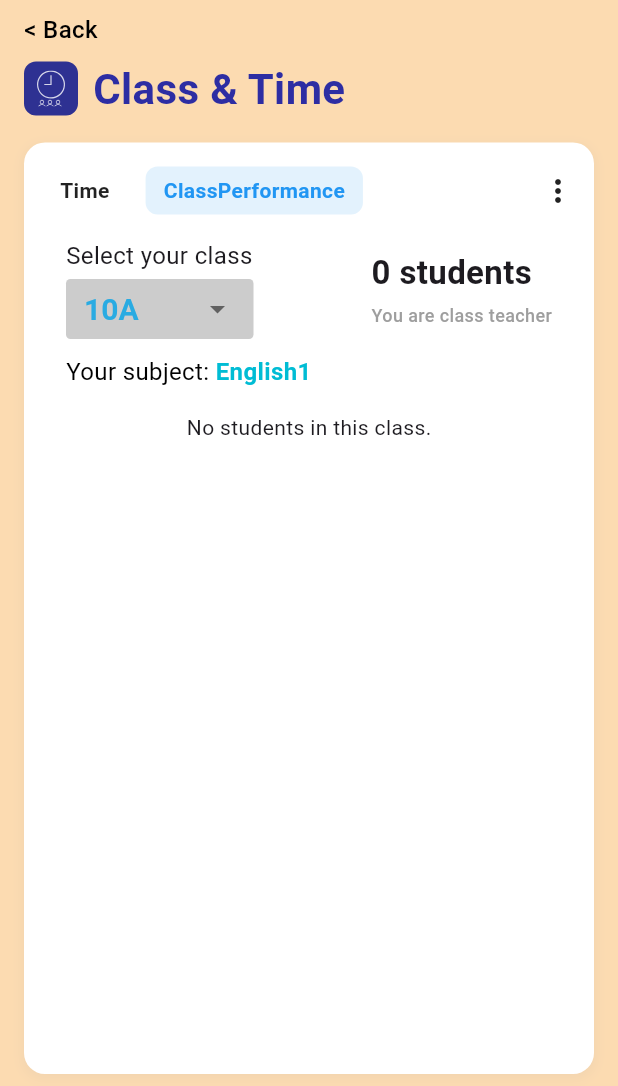
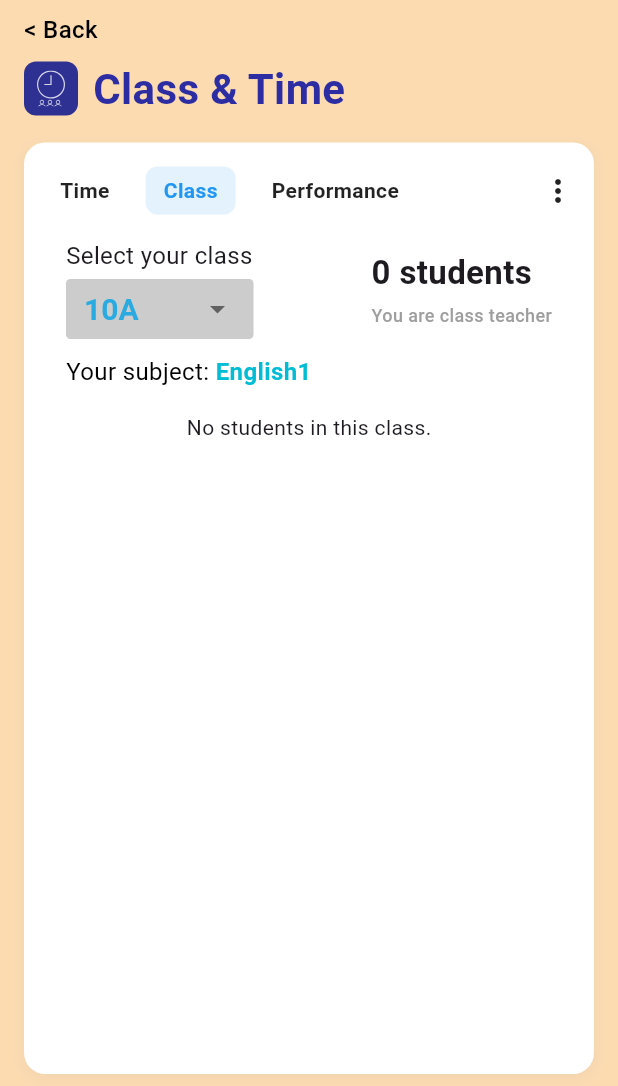
Before and after one commit to Sathiya-Developer007/EDLive-SchoolApp, a Flutter app: the ClassTimePageView screen opened by its route, swiped to page 2, on a phone screen of 412 x 824 dp, the part 150-1236 px from its top. Run offline on Flutter 3.47's test engine with Material 3 defaults, Android fonts, the phone set to English and light mode, and no system bars; our stand-ins replace flutter_svg, shared_preferences; accounts and stored records are empty; network calls fail.

Commit message:
Update class_time_pageview.dart

```diff
--- a/lib/screens/teachers/class_time_pageview.dart
+++ b/lib/screens/teachers/class_time_pageview.dart
@@ -183,9 +183,27 @@ class _ClassTimePageViewState extends State<ClassTimePageView> {
                                     borderRadius: BorderRadius.circular(8),
                                   ),
                                   child: Text(
-                                    'ClassPerformance',
+                                    'Class',
                                     style: TextStyle(
                                       color: _selectedTab == 1 ? Colors.blue : Colors.black87,
+                                      fontWeight: FontWeight.bold,
+                                    ),
+                                  ),
+                                ),
+                              ),
+                              const SizedBox(width: 12),
+                              GestureDetector(
+                                onTap: () => _onTabTapped(2),
+                                child: Container(
+                                  padding: const EdgeInsets.symmetric(horizontal: 12, vertical: 6),
+                                  decoration: BoxDecoration(
+                                    color: _selectedTab == 2 ? Colors.blue.shade50 : Colors.transparent,
+                                    borderRadius: BorderRadius.circular(8),
+                                  ),
+                                  child: Text(
+                                    'Performance',
+                                    style: TextStyle(
+                                      color: _selectedTab == 2 ? Colors.blue : Colors.black87,
                                       fontWeight: FontWeight.bold,
                                     ),
                                   ),
@@ -203,6 +221,7 @@ class _ClassTimePageViewState extends State<ClassTimePageView> {
                               children: const [
                                 TimeTablePage(),
                                 ClassStudentListPage(),
+                                ClassStudentListPage(),
                               ],
                             ),
                           ),
```
